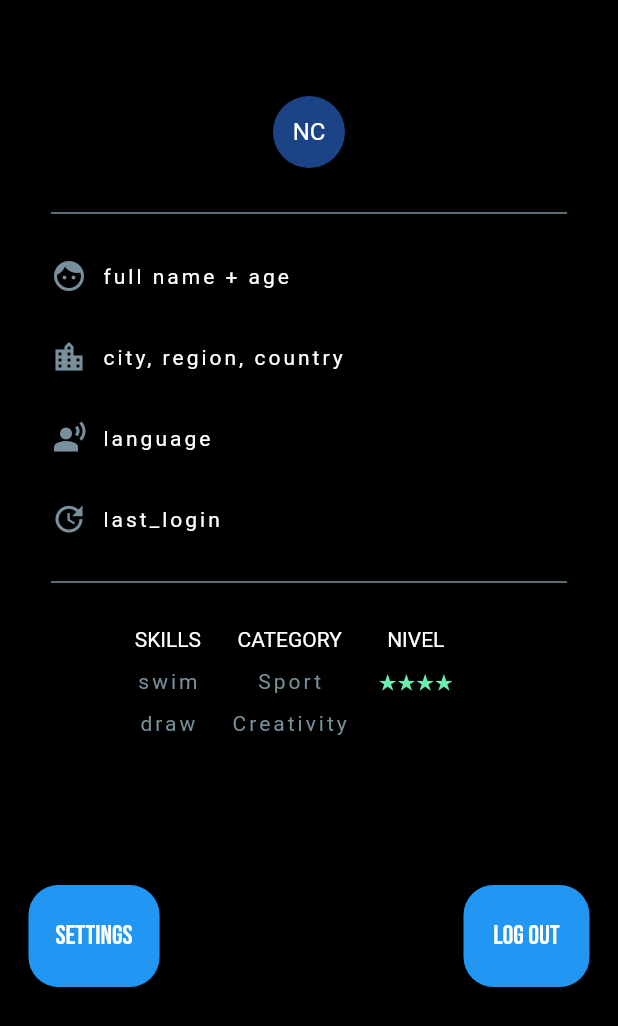
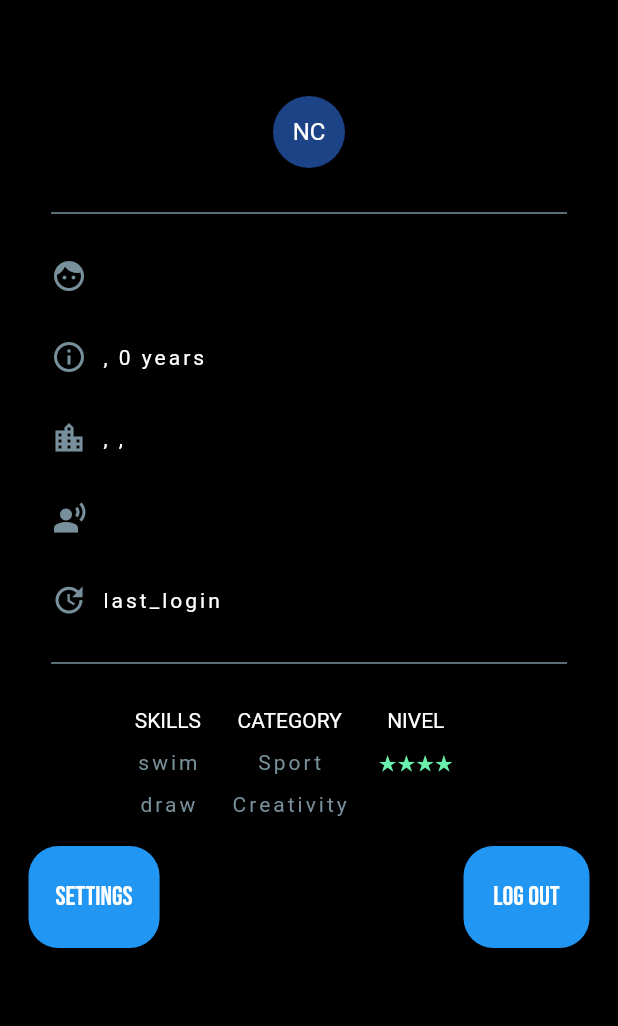
Before and after one commit to cataWalter/skillogue, a Flutter app: the ProfileScreen widget shown alone on an empty page, opened directly with empty values, on a phone screen of 412 x 824 dp. Shown: the top 1026 px of the screen. Run offline on Flutter 3.47's test engine with Material 2 defaults, Android fonts, the phone set to English and light mode, and no system bars; our stand-ins replace google_fonts, parse_server_sdk_flutter; missing offline and left inert: emojis; accounts and stored records are empty; network calls fail.

Commit message:
update profile

```diff
--- a/lib/entities/profile.dart
+++ b/lib/entities/profile.dart
@@ -7,12 +7,12 @@ class Profile {
   String objectId;
   String username;
   String fullName;
-  String? country;
-  String? city;
-  String? region;
-  String? gender;
-  int? age;
-  int? points;
+  String country;
+  String city;
+  String region;
+  String gender;
+  int age;
+  int points;
   DateTime? lastLogin;
   List<String> skills = [];
   List<String> languages = [];
--- a/lib/screens/home/profile_widget.dart
+++ b/lib/screens/home/profile_widget.dart
@@ -21,9 +21,27 @@ class _ProfileScreenState extends State<ProfileScreen> {
   void initState() {
     super.initState();
     username = widget.profile.username;
+    fullName = widget.profile.fullName;
+    country = widget.profile.country;
+    city = widget.profile.city;
+    region = widget.profile.region;
+    age = widget.profile.age;
+    //lastLogin = widget.profile.lastLogin;
+    languages = widget.profile.languages;
+    skills = widget.profile.skills;
+    gender = widget.profile.gender;
   }
 
   late String username;
+  late String fullName;
+  late String country;
+  late String city;
+  late String region;
+  late int age;
+  late String gender;
+  // late DateTime lastLogin;
+  late List<String> languages;
+  late List<String> skills;
 
   @override
   Widget build(BuildContext context) {
@@ -48,17 +66,23 @@ class _ProfileScreenState extends State<ProfileScreen> {
           linea(),
 
           // GENDER + FULL NAME + AGE
-          characteristics(Icons.face, 'full name + age'),
+          characteristics(Icons.face, '$fullName'),
+
+          const SizedBox(height: 30.0),
+
+          // AGE + gender
+          // GENDER + FULL NAME + AGE
+          characteristics(Icons.info_outline, '$gender, $age years'),
 
           const SizedBox(height: 30.0),
 
           // CITY, REGION, COUNTRY
-          characteristics(Icons.location_city, 'city, region, country'),
+          characteristics(Icons.location_city, '$city, $region, $country'),
 
           const SizedBox(height: 30.0),
 
           // LANGUAGE
-          characteristics(Icons.spatial_audio_off, 'language'),
+          characteristics2(Icons.spatial_audio_off, languages),
 
           const SizedBox(height: 30.0),
 
@@ -81,9 +105,9 @@ class _ProfileScreenState extends State<ProfileScreen> {
                     ),
                   ),
                   const SizedBox(height: 12.0),
-                  skills('swim'),
+                  ToSkills('swim'),
                   const SizedBox(height: 12.0),
-                  skills('draw'),
+                  ToSkills('draw'),
                 ],
               ),
               const SizedBox(
@@ -99,9 +123,9 @@ class _ProfileScreenState extends State<ProfileScreen> {
                     ),
                   ),
                   const SizedBox(height: 12.0),
-                  skills('Sport'),
+                  ToSkills('Sport'),
                   const SizedBox(height: 12.0),
-                  skills('Creativity'),
+                  ToSkills('Creativity'),
                 ],
               ),
               const SizedBox(
@@ -128,7 +152,7 @@ class _ProfileScreenState extends State<ProfileScreen> {
             ],
           ),
           const SizedBox(
-            height: 100,
+            height: 20,
           ),
           Row(
             mainAxisAlignment: MainAxisAlignment.spaceBetween,
@@ -222,6 +246,28 @@ class _ProfileScreenState extends State<ProfileScreen> {
     );
   }
 
+  characteristics2(IconData myIcon, List<String> datoEnCuestion) {
+    String list_join = datoEnCuestion.join(" ,");
+
+    return Row(
+      mainAxisAlignment: MainAxisAlignment.start,
+      children: [
+        const SizedBox(width: 20.0),
+        getIcon(myIcon),
+        const SizedBox(
+          width: 10.0,
+        ),
+        Text(
+          list_join,
+          style: const TextStyle(
+            color: Colors.white,
+            letterSpacing: 2.0,
+          ),
+        ),
+      ],
+    );
+  }
+
   linea() {
     return Divider(
       height: 60.0,
@@ -232,7 +278,7 @@ class _ProfileScreenState extends State<ProfileScreen> {
     );
   }
 
-  skills(String skill) {
+  ToSkills(String skill) {
     return Text(
       skill,
       style: TextStyle(
```
